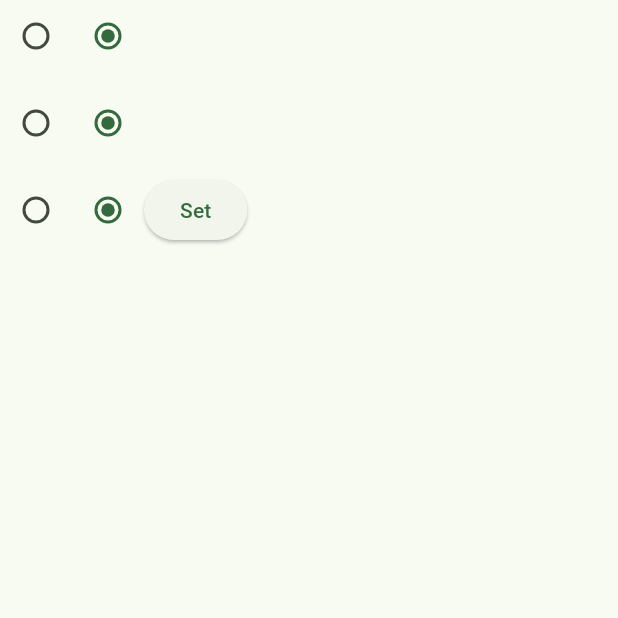
After one commit to C-k-87/g4c, a Flutter app: the Home screen opened directly, on a phone screen of 412 x 824 dp, the top half of it. The commit adds this screen. Run offline on Flutter 3.47's test engine with Material 3 defaults, Android fonts, the phone set to English and light mode, and no system bars; our stand-ins replace firebase_core, flutter_spinkit; accounts and stored records are empty.

Commit message:
Created file structure for clean architecture

```diff
--- /dev/null
+++ b/lib/domain/model/qtest.dart
@@ -0,0 +1,126 @@
+import 'package:flutter/material.dart';
+import 'package:g4c/presentation/components/asset_widgets.dart';
+
+void main() {
+  runApp(const TestApp());
+}
+
+class TestApp extends StatelessWidget {
+  const TestApp({super.key});
+
+  @override
+  Widget build(BuildContext context) {
+    return MaterialApp(
+      home: Home(),
+    );
+  }
+}
+
+class Home extends StatefulWidget {
+  PrefRecord set1 = PrefRecord();
+
+  Home({super.key});
+
+  @override
+  State<Home> createState() => _HomeState();
+}
+
+class _HomeState extends State<Home> {
+  @override
+  Widget build(BuildContext context) {
+    var children2 = [
+      Row(
+        children: [
+          Radio(
+              value: Preference.agree,
+              groupValue: widget.set1.getRec(0),
+              onChanged: (value) {
+                setState(() {
+                  widget.set1.updateRec(0, value!);
+                });
+              }),
+          Radio(
+              value: Preference.disagree,
+              groupValue: widget.set1.getRec(0),
+              onChanged: (value) {
+                setState(() {
+                  widget.set1.updateRec(0, value!);
+                });
+              }),
+        ],
+      ),
+      const SizedBox(
+        height: 10.0,
+      ),
+      Row(
+        children: [
+          Radio(
+              value: Preference.agree,
+              groupValue: widget.set1.getRec(1),
+              onChanged: (value) {
+                setState(() {
+                  widget.set1.updateRec(1, value!);
+                });
+              }),
+          Radio(
+              value: Preference.disagree,
+              groupValue: widget.set1.getRec(1),
+              onChanged: (value) {
+                setState(() {
+                  widget.set1.updateRec(1, value!);
+                });
+              }),
+        ],
+      ),
+      const SizedBox(
+        height: 10.0,
+      ),
+      Row(
+        children: [
+          Radio(
+              value: Preference.agree,
+              groupValue: widget.set1.getRec(2),
+              onChanged: (value) {
+                setState(() {
+                  widget.set1.updateRec(2, value!);
+                });
+              }),
+          Radio(
+              value: Preference.disagree,
+              groupValue: widget.set1.getRec(2),
+              onChanged: (value) {
+                setState(() {
+                  widget.set1.updateRec(2, value!);
+                });
+              }),
+          ElevatedButton(
+              onPressed: () {
+                setState(() {
+                  widget.set1 = PrefRecord();
+                });
+              },
+              child: const Text("Set")),
+        ],
+      ),
+    ];
+    return Scaffold(
+      body: Column(
+        children: children2,
+      ),
+    );
+  }
+}
+
+class PrefRecord {
+  PrefRecord();
+
+  void updateRec(int index, Preference newPref) {
+    prefList[index] = newPref;
+  }
+
+  Preference getRec(int index) {
+    return prefList[index];
+  }
+
+  List<Preference> prefList = List.generate(10, (index) => Preference.disagree);
+}
--- a/lib/question_sets.dart
+++ b/lib/domain/repositories/question_sets.dart
@@ -1,5 +1,5 @@
 import 'package:flutter/material.dart';
-import 'asset_widgets.dart';
+import '../../presentation/components/asset_widgets.dart';
 
 class QuestionSet1 extends StatelessWidget {
   const QuestionSet1({super.key});
--- a/lib/personality_quiz_runner.dart
+++ b/lib/domain/use_cases/personality_quiz_runner.dart
@@ -1,7 +1,7 @@
 import 'package:flutter/material.dart';
-import 'package:g4c/g4c_drawer.dart';
-import 'asset_widgets.dart';
-import 'question_sets.dart';
+import 'package:g4c/presentation/components/g4c_drawer.dart';
+import '../../presentation/components/asset_widgets.dart';
+import '../repositories/question_sets.dart';
 
 class PersonalityQuizRunner extends StatefulWidget {
   const PersonalityQuizRunner({super.key});
--- a/lib/job_role_main.dart
+++ b/lib/presentation/views/job_role_main.dart
@@ -1,8 +1,8 @@
 import 'dart:convert';
 import 'package:flutter/material.dart';
-import 'package:g4c/g4c_drawer.dart';
+import 'package:g4c/presentation/components/g4c_drawer.dart';
 import 'package:flutter/services.dart';
-import 'asset_widgets.dart';
+import '../components/asset_widgets.dart';
 
 class JobRoleMain extends StatefulWidget {
   const JobRoleMain({super.key});
--- a/lib/login.dart
+++ b/lib/presentation/views/login.dart
@@ -1,7 +1,7 @@
 import 'package:flutter/material.dart';
-import 'package:g4c/profile_page.dart';
-import 'package:g4c/register.dart';
-import 'asset_widgets.dart';
+import 'package:g4c/presentation/views/profile_page.dart';
+import 'package:g4c/presentation/views/register.dart';
+import '../components/asset_widgets.dart';
 
 class LoginPage extends StatefulWidget {
   const LoginPage({super.key});
--- a/lib/personality_quizes_main.dart
+++ b/lib/presentation/views/personality_quizes_main.dart
@@ -1,8 +1,8 @@
 import 'package:flutter/material.dart';
-import 'package:g4c/g4c_drawer.dart';
-import 'package:g4c/personality_quiz_runner.dart';
+import 'package:g4c/presentation/components/g4c_drawer.dart';
+import 'package:g4c/domain/use_cases/personality_quiz_runner.dart';
 
-import 'asset_widgets.dart';
+import '../components/asset_widgets.dart';
 
 class PersonalityMain extends StatelessWidget {
   const PersonalityMain({super.key});
--- a/lib/profile_page.dart
+++ b/lib/presentation/views/profile_page.dart
@@ -1,6 +1,6 @@
 import 'package:flutter/material.dart';
-import 'package:g4c/asset_widgets.dart';
-import 'package:g4c/g4c_drawer.dart';
+import 'package:g4c/presentation/components/asset_widgets.dart';
+import 'package:g4c/presentation/components/g4c_drawer.dart';
 
 class ProfilePage extends StatelessWidget {
   final double fontsize = 15.0;
--- a/lib/progress_tracker.dart
+++ b/lib/presentation/views/progress_tracker.dart
@@ -1,5 +1,5 @@
 import 'package:flutter/material.dart';
-import 'package:g4c/g4c_drawer.dart';
+import 'package:g4c/presentation/components/g4c_drawer.dart';
 
 class ProgressTracker extends StatelessWidget {
   const ProgressTracker({super.key});
--- a/lib/register.dart
+++ b/lib/presentation/views/register.dart
@@ -1,5 +1,5 @@
 import 'package:flutter/material.dart';
-import 'package:g4c/asset_widgets.dart';
+import 'package:g4c/presentation/components/asset_widgets.dart';
 
 class RegisterPage extends StatefulWidget {
   const RegisterPage({super.key});
```
Also changed, not shown: lib/core/main.dart (renamed from lib/main.dart, +4 -4 lines), lib/presentation/components/g4c_drawer.dart (renamed from lib/g4c_drawer.dart, +6 -6 lines), lib/presentation/views/personality_welcome_page.dart (renamed from lib/personality_welcome_page.dart, +5 -2 lines), lib/data/data_sources/firebase_options.dart (renamed from lib/firebase_options.dart), lib/presentation/components/asset_widgets.dart (renamed from lib/asset_widgets.dart), lib/presentation/views/Job_des.dart (renamed from lib/Job_des.dart), lib/presentation/views/loading_page.dart (renamed from lib/loading_page.dart).
